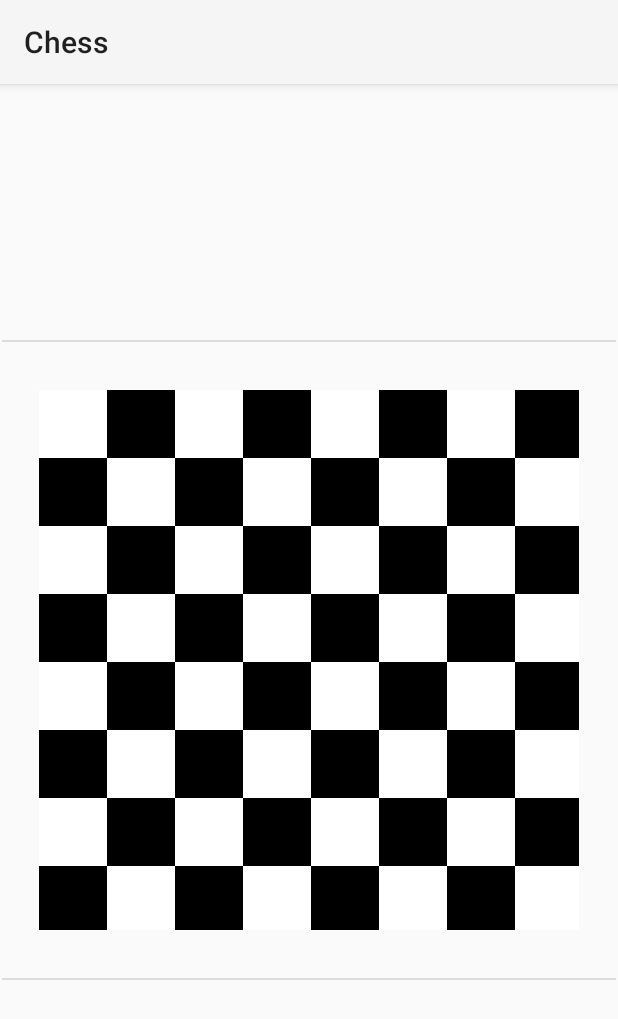
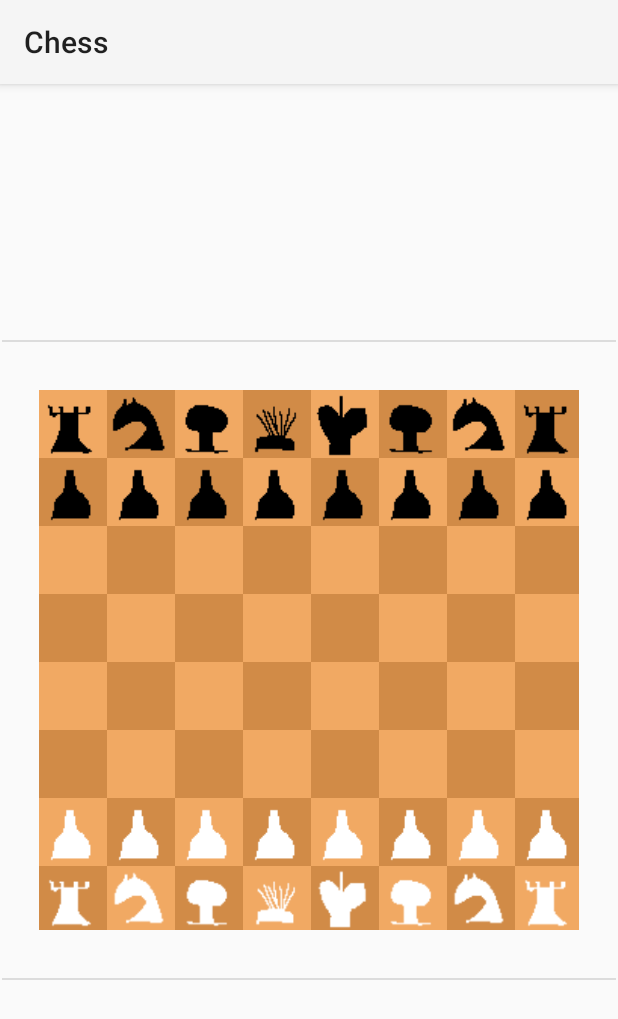
Before and after one commit to sejapoe/Chess, an Android app: the screen it shows after launch (MainActivity), on a phone screen of 412 x 824 dp. Shown: the top 1019 px of the screen. Run offline under Robolectric (Android 15) with nearby library versions, the phone set to English and light mode, and no system bars.

Commit message:
add all pieces

```diff
--- a/app/src/main/java/com/sejapoe/chess/MainActivity.kt
+++ b/app/src/main/java/com/sejapoe/chess/MainActivity.kt
@@ -3,14 +3,15 @@ package com.sejapoe.chess
 import android.os.Bundle
 import android.widget.ImageView
 import androidx.appcompat.app.AppCompatActivity
-import com.sejapoe.chess.game.Cell
+import com.sejapoe.chess.game.board.Board
+import com.sejapoe.chess.game.board.Cell
 
 class MainActivity : AppCompatActivity() {
     override fun onCreate(savedInstanceState: Bundle?) {
         super.onCreate(savedInstanceState)
         setContentView(R.layout.activity_main)
 
-        val cells = MutableList(8) {
+        val board = Board(MutableList(8) {
             val row = mutableListOf<Cell>()
             for (i in 1..8) {
                 val textId = "${'a' + it}$i"
@@ -19,12 +20,18 @@ class MainActivity : AppCompatActivity() {
                 row.add(Cell(cell, textId))
             }
             row
+        })
+
+        for (cell in board.cells.flatten()) {
+            cell.setOnClickListener {
+                if (it.piece != null) {
+                    it.toggleSelection()
+                }
+            }
         }
 
-        for (cell in cells.flatten()) {
-            cell.setOnClickListener {
-                it.toggleSelection()
-            }
-        }
+
+
+        board.resetSetup()
     }
 }
--- /dev/null
+++ b/app/src/main/java/com/sejapoe/chess/game/board/Board.kt
@@ -0,0 +1,33 @@
+package com.sejapoe.chess.game.board
+
+import com.sejapoe.chess.game.pieces.*
+
+class Board(private val _cells: MutableList<MutableList<Cell>>) {
+    val cells
+        get() = _cells
+
+    init {
+
+    }
+
+    fun resetSetup() {
+        _cells.forEachIndexed { i, row ->
+            row.forEachIndexed { j, cell ->
+                cell.piece = defaultSetup[j][i]
+            }
+        }
+    }
+
+    companion object {
+        val defaultSetup = mutableListOf(
+            mutableListOf(Rook(PieceColor.BLACK), Knight(PieceColor.BLACK), Bishop(PieceColor.BLACK), Queen(PieceColor.BLACK), King(PieceColor.BLACK), Bishop(PieceColor.BLACK), Knight(PieceColor.BLACK), Rook(PieceColor.BLACK)),
+            MutableList(8) { Pawn(PieceColor.BLACK) },
+            MutableList(8) { null },
+            MutableList(8) { null },
+            MutableList(8) { null },
+            MutableList(8) { null },
+            MutableList(8) { Pawn(PieceColor.WHITE) },
+            mutableListOf(Rook(PieceColor.WHITE), Knight(PieceColor.WHITE), Bishop(PieceColor.WHITE), Queen(PieceColor.WHITE), King(PieceColor.WHITE), Bishop(PieceColor.WHITE), Knight(PieceColor.WHITE), Rook(PieceColor.WHITE)),
+            ).reversed()
+    }
+}
--- a/app/src/main/java/com/sejapoe/chess/game/Cell.kt
+++ b/app/src/main/java/com/sejapoe/chess/game/board/Cell.kt
@@ -1,10 +1,12 @@
-package com.sejapoe.chess.game
+package com.sejapoe.chess.game.board
 
 import android.widget.ImageView
+import com.sejapoe.chess.R
+import com.sejapoe.chess.game.pieces.Piece
 
 enum class CellColor(val mainColor: Int, val selectionColor: Int) {
-    BLACK(0xFF000000.toInt(), 0xFF7E4A00.toInt()),
-    WHITE(0xFFFFFFFF.toInt(), 0xFFFF9805.toInt())
+    BLACK(0xFFD18B47.toInt(), 0xFF855425.toInt()),
+    WHITE(0xFFF1A963.toInt(), 0xFFA87D53.toInt());
 }
 
 class Cell(private val imageView: ImageView, textId: String) {
@@ -15,6 +17,21 @@ class Cell(private val imageView: ImageView, textId: String) {
     private val column = textId[1] - '1'
     private val color = if ((row + column) % 2 == 0) CellColor.BLACK else CellColor.WHITE
     private var isSelected = false
+    var piece: Piece? = null
+        set(value) {
+            when (value) {
+                null -> img.setImageResource(R.drawable.cell)
+                else -> {
+                    img.setImageResource(value.getImageResource())
+                    img.setColorFilter(value.getColor().toInt())
+                }
+            }
+            field = value
+        }
+
+    init {
+        img.setBackgroundColor(color.mainColor)
+    }
 
     fun toggleSelection() {
         img.setBackgroundColor(if(isSelected) color.mainColor else color.selectionColor)
--- /dev/null
+++ b/app/src/main/java/com/sejapoe/chess/game/pieces/Bishop.kt
@@ -0,0 +1,13 @@
+package com.sejapoe.chess.game.pieces
+
+import com.sejapoe.chess.R
+
+class Bishop(private val _color: PieceColor) : Piece {
+    override fun getColor(): PieceColor = _color
+
+    override fun getMovementRules() {
+        TODO("Not yet implemented")
+    }
+
+    override fun getImageResource() = R.drawable.bishop
+}
--- /dev/null
+++ b/app/src/main/java/com/sejapoe/chess/game/pieces/King.kt
@@ -0,0 +1,13 @@
+package com.sejapoe.chess.game.pieces
+
+import com.sejapoe.chess.R
+
+class King(private val _color : PieceColor) : Piece {
+    override fun getColor() = _color
+
+    override fun getMovementRules() {
+        TODO("Not implemented")
+    }
+
+    override fun getImageResource() = R.drawable.king
+}
--- /dev/null
+++ b/app/src/main/java/com/sejapoe/chess/game/pieces/Knight.kt
@@ -0,0 +1,13 @@
+package com.sejapoe.chess.game.pieces
+
+import com.sejapoe.chess.R
+
+class Knight(private val _color: PieceColor) : Piece {
+    override fun getColor(): PieceColor = _color
+
+    override fun getMovementRules() {
+        TODO("Not yet implemented")
+    }
+
+    override fun getImageResource() = R.drawable.knight
+}
--- /dev/null
+++ b/app/src/main/java/com/sejapoe/chess/game/pieces/Pawn.kt
@@ -0,0 +1,13 @@
+package com.sejapoe.chess.game.pieces
+
+import com.sejapoe.chess.R
+
+class Pawn(private val _color: PieceColor) : Piece {
+    override fun getColor(): PieceColor = _color
+
+    override fun getMovementRules() {
+        TODO("Not yet implemented")
+    }
+
+    override fun getImageResource() = R.drawable.pawn
+}
--- /dev/null
+++ b/app/src/main/java/com/sejapoe/chess/game/pieces/Piece.kt
@@ -0,0 +1,15 @@
+package com.sejapoe.chess.game.pieces
+
+import android.graphics.Color
+
+enum class PieceColor(private val color: Int) {
+    BLACK(Color.BLACK), WHITE(Color.WHITE);
+
+    fun toInt() = color
+}
+
+sealed interface Piece {
+    fun getColor() : PieceColor
+    fun getMovementRules()
+    fun getImageResource(): Int
+}
--- /dev/null
+++ b/app/src/main/java/com/sejapoe/chess/game/pieces/Queen.kt
@@ -0,0 +1,13 @@
+package com.sejapoe.chess.game.pieces
+
+import com.sejapoe.chess.R
+
+class Queen(private val _color: PieceColor) : Piece {
+    override fun getColor(): PieceColor = _color
+
+    override fun getMovementRules() {
+        TODO("Not yet implemented")
+    }
+
+    override fun getImageResource() = R.drawable.queen
+}
--- /dev/null
+++ b/app/src/main/java/com/sejapoe/chess/game/pieces/Rook.kt
@@ -0,0 +1,13 @@
+package com.sejapoe.chess.game.pieces
+
+import com.sejapoe.chess.R
+
+class Rook(private val _color: PieceColor) : Piece {
+    override fun getColor(): PieceColor = _color
+
+    override fun getMovementRules() {
+        TODO("Not yet implemented")
+    }
+
+    override fun getImageResource() = R.drawable.rook
+}
--- a/app/src/main/res/layout/activity_main.xml
+++ b/app/src/main/res/layout/activity_main.xml
@@ -26,8 +26,7 @@
                     android:layout_width="wrap_content"
                     android:layout_height="wrap_content"
                     app:srcCompat="@drawable/cell"
-                    android:tag="black"
-                    android:background="#000000"
+
                     android:id="@+id/b8"
                     android:contentDescription="@string/none"/>
             <ImageView
@@ -42,8 +41,7 @@
                     android:layout_width="wrap_content"
                     android:layout_height="wrap_content"
                     app:srcCompat="@drawable/cell"
-                    android:tag="black"
-                    android:background="#000000"
+
                     android:id="@+id/d8"
                     android:contentDescription="@string/none"/>
             <ImageView
@@ -58,8 +56,7 @@
                     android:layout_width="wrap_content"
                     android:layout_height="wrap_content"
                     app:srcCompat="@drawable/cell"
-                    android:tag="black"
-                    android:background="#000000"
+
                     android:id="@+id/f8"
                     android:contentDescription="@string/none"/>
             <ImageView
@@ -74,8 +71,7 @@
                     android:layout_width="wrap_content"
                     android:layout_height="wrap_content"
                     app:srcCompat="@drawable/cell"
-                    android:tag="black"
-                    android:background="#000000"
+
                     android:id="@+id/h8"
                     android:contentDescription="@string/none"/>
         </TableRow>
@@ -86,8 +82,7 @@
                     android:layout_width="wrap_content"
                     android:layout_height="wrap_content"
                     app:srcCompat="@drawable/cell"
-                    android:tag="black"
-                    android:background="#000000"
+
                     android:id="@+id/a7"
                     android:contentDescription="@string/none"/>
             <ImageView
@@ -102,8 +97,7 @@
                     android:layout_width="wrap_content"
                     android:layout_height="wrap_content"
                     app:srcCompat="@drawable/cell"
-                    android:tag="black"
-                    android:background="#000000"
+
                     android:id="@+id/c7"
                     android:contentDescription="@string/none"/>
             <ImageView
@@ -118,8 +112,7 @@
                     android:layout_width="wrap_content"
                     android:layout_height="wrap_content"
                     app:srcCompat="@drawable/cell"
-                    android:tag="black"
-                    android:background="#000000"
+
                     android:id="@+id/e7"
                     android:contentDescription="@string/none"/>
             <ImageView
@@ -134,8 +127,7 @@
                     android:layout_width="wrap_content"
                     android:layout_height="wrap_content"
                     app:srcCompat="@drawable/cell"
-                    android:tag="black"
-                    android:background="#000000"
+
                     android:id="@+id/g7"
                     android:contentDescription="@string/none"/>
             <ImageView
@@ -162,8 +154,7 @@
                     android:layout_width="wrap_content"
                     android:layout_height="wrap_content"
                     app:srcCompat="@drawable/cell"
-                    android:tag="black"
-                    android:background="#000000"
+
                     android:id="@+id/b6"
                     android:contentDescription="@string/none"/>
             <ImageView
@@ -178,8 +169,7 @@
                     android:layout_width="wrap_content"
                     android:layout_height="wrap_content"
                     app:srcCompat="@drawable/cell"
-                    android:tag="black"
-                    android:background="#000000"
+
                     android:id="@+id/d6"
                     android:contentDescription="@string/none"/>
             <ImageView
@@ -194,8 +184,7 @@
                     android:layout_width="wrap_content"
                     android:layout_height="wrap_content"
                     app:srcCompat="@drawable/cell"
-                    android:tag="black"
-                    android:background="#000000"
+
                     android:id="@+id/f6"
                     android:contentDescription="@string/none"/>
             <ImageView
@@ -210,8 +199,7 @@
                     android:layout_width="wrap_content"
                     android:layout_height="wrap_content"
                     app:srcCompat="@drawable/cell"
-                    android:tag="black"
-                    android:background="#000000"
+
                     android:id="@+id/h6"
                     android:contentDescription="@string/none"/>
         </TableRow>
@@ -222,8 +210,7 @@
                     android:layout_width="wrap_content"
                     android:layout_height="wrap_content"
                     app:srcCompat="@drawable/cell"
-                    android:tag="black"
-                    android:background="#000000"
+
                     android:id="@+id/a5"
                     android:contentDescription="@string/none"/>
             <ImageView
@@ -238,8 +225,7 @@
                     android:layout_width="wrap_content"
                     android:layout_height="wrap_content"
                     app:srcCompat="@drawable/cell"
-                    android:tag="black"
-                    android:background="#000000"
+
                     android:id="@+id/c5"
                     android:contentDescription="@string/none"/>
             <ImageView
@@ -254,8 +240,7 @@
                     android:layout_width="wrap_content"
                     android:layout_height="wrap_content"
                     app:srcCompat="@drawable/cell"
-                    android:tag="black"
-                    android:background="#000000"
+
                     android:id="@+id/e5"
                     android:contentDescription="@string/none"/>
             <ImageView
@@ -270,8 +255,7 @@
                     android:layout_width="wrap_content"
                     android:layout_height="wrap_content"
                     app:srcCompat="@drawable/cell"
-                    android:tag="black"
-                    android:background="#000000"
+
                     android:id="@+id/g5"
                     android:contentDescription="@string/none"/>
             <ImageView
@@ -298,8 +282,7 @@
                     android:layout_width="wrap_content"
                     android:layout_height="wrap_content"
                     app:srcCompat="@drawable/cell"
-                    android:tag="black"
-                    android:background="#000000"
+
                     android:id="@+id/b4"
                     android:contentDescription="@string/none"/>
             <ImageView
@@ -314,8 +297,7 @@
                     android:layout_width="wrap_content"
                     android:layout_height="wrap_content"
                     app:srcCompat="@drawable/cell"
-                    android:tag="black"
-                    android:background="#000000"
+
                     android:id="@+id/d4"
                     android:contentDescription="@string/none"/>
             <ImageView
@@ -330,8 +312,7 @@
                     android:layout_width="wrap_content"
                     android:layout_height="wrap_content"
                     app:srcCompat="@drawable/cell"
-                    android:tag="black"
-                    android:background="#000000"
+
                     android:id="@+id/f4"
                     android:contentDescription="@string/none"/>
             <ImageView
@@ -346,8 +327,7 @@
                     android:layout_width="wrap_content"
                     android:layout_height="wrap_content"
                     app:srcCompat="@drawable/cell"
-                    android:tag="black"
-                    android:background="#000000"
+
                     android:id="@+id/h4"
                     android:contentDescription="@string/none"/>
         </TableRow>
@@ -358,8 +338,7 @@
                     android:layout_width="wrap_content"
                     android:layout_height="wrap_content"
                     app:srcCompat="@drawable/cell"
-                    android:tag="black"
-                    android:background="#000000"
+
                     android:id="@+id/a3"
                     android:contentDescription="@string/none"/>
             <ImageView
@@ -374,8 +353,7 @@
                     android:layout_width="wrap_content"
                     android:layout_height="wrap_content"
                     app:srcCompat="@drawable/cell"
-                    android:tag="black"
-                    android:background="#000000"
+
                     android:id="@+id/c3"
                     android:contentDescription="@string/none"/>
             <ImageView
@@ -390,8 +368,7 @@
                     android:layout_width="wrap_content"
                     android:layout_height="wrap_content"
                     app:srcCompat="@drawable/cell"
-                    android:tag="black"
-                    android:background="#000000"
+
                     android:id="@+id/e3"
                     android:contentDescription="@string/none"/>
             <ImageView
@@ -406,8 +383,7 @@
                     android:layout_width="wrap_content"
                     android:layout_height="wrap_content"
                     app:srcCompat="@drawable/cell"
-                    android:tag="black"
-                    android:background="#000000"
+
                     android:id="@+id/g3"
                     android:contentDescription="@string/none"/>
             <ImageView
@@ -434,8 +410,7 @@
                     android:layout_width="wrap_content"
                     android:layout_height="wrap_content"
                     app:srcCompat="@drawable/cell"
-                    android:tag="black"
-                    android:background="#000000"
+
                     android:id="@+id/b2"
                     android:contentDescription="@string/none"/>
             <ImageView
@@ -450,8 +425,7 @@
                     android:layout_width="wrap_content"
                     android:layout_height="wrap_content"
                     app:srcCompat="@drawable/cell"
-                    android:tag="black"
-                    android:background="#000000"
+
                     android:id="@+id/d2"
                     android:contentDescription="@string/none"/>
             <ImageView
@@ -466,8 +440,7 @@
                     android:layout_width="wrap_content"
                     android:layout_height="wrap_content"
                     app:srcCompat="@drawable/cell"
-                    android:tag="black"
-                    android:background="#000000"
+
                     android:id="@+id/f2"
                     android:contentDescription="@string/none"/>
             <ImageView
@@ -482,8 +455,7 @@
                     android:layout_width="wrap_content"
                     android:layout_height="wrap_content"
                     app:srcCompat="@drawable/cell"
-                    android:tag="black"
-                    android:background="#000000"
+
                     android:id="@+id/h2"
                     android:contentDescription="@string/none"/>
         </TableRow>
@@ -494,8 +466,7 @@
                     android:layout_width="wrap_content"
                     android:layout_height="wrap_content"
                     app:srcCompat="@drawable/cell"
-                    android:tag="black"
-                    android:background="#000000"
+
                     android:id="@+id/a1"
                     android:contentDescription="@string/none"/>
             <ImageView
@@ -510,8 +481,7 @@
                     android:layout_width="wrap_content"
                     android:layout_height="wrap_content"
                     app:srcCompat="@drawable/cell"
-                    android:tag="black"
-                    android:background="#000000"
+
                     android:id="@+id/c1"
                     android:contentDescription="@string/none"/>
             <ImageView
@@ -526,8 +496,7 @@
                     android:layout_width="wrap_content"
                     android:layout_height="wrap_content"
                     app:srcCompat="@drawable/cell"
-                    android:tag="black"
-                    android:background="#000000"
+
                     android:id="@+id/e1"
                     android:contentDescription="@string/none"/>
             <ImageView
@@ -542,8 +511,7 @@
                     android:layout_width="wrap_content"
                     android:layout_height="wrap_content"
                     app:srcCompat="@drawable/cell"
-                    android:tag="black"
-                    android:background="#000000"
+
                     android:id="@+id/g1"
                     android:contentDescription="@string/none"/>
             <ImageView
```
Also changed, not shown: app/src/main/res/drawable/bishop.png (added), app/src/main/res/drawable/king.png (added), app/src/main/res/drawable/knight.png (added), app/src/main/res/drawable/pawn.png (added), app/src/main/res/drawable/queen.png (added), app/src/main/res/drawable/rook.png (added).
